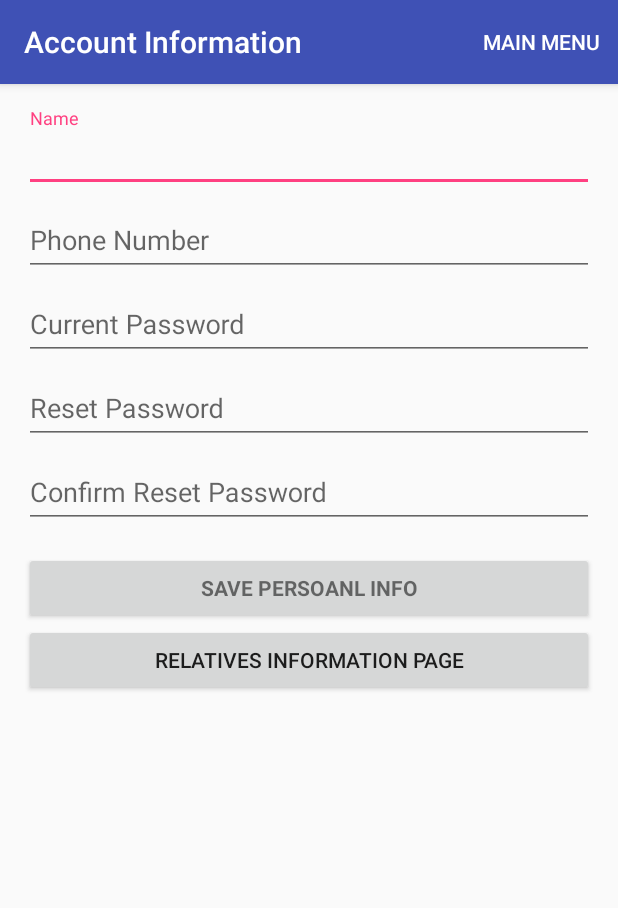
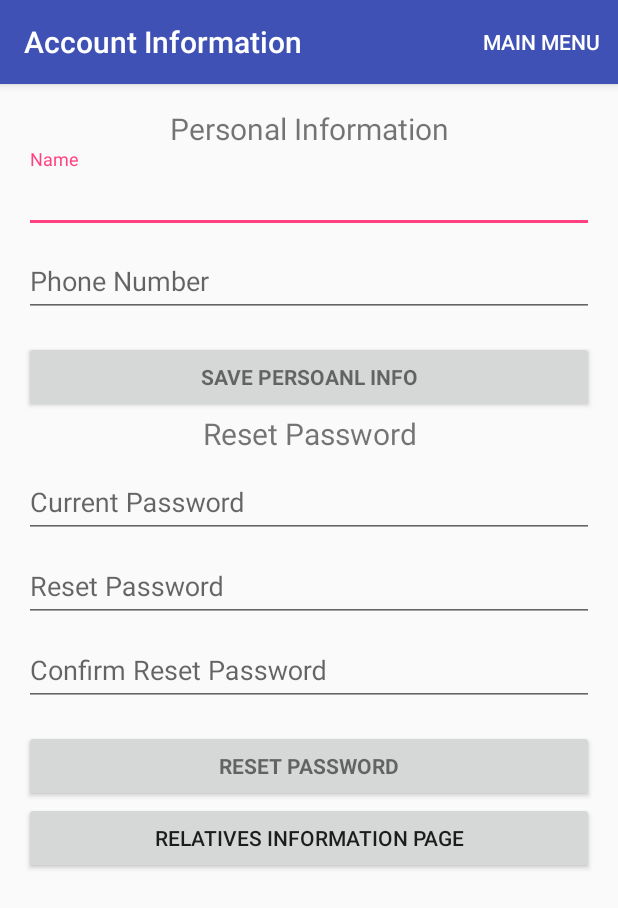
Before and after one commit to nisch100/CallABus, an Android app: the screen it shows after launch (AccountInfo), on a phone screen of 412 x 824 dp. Shown: the top 908 px of the screen. Run offline under Robolectric (Android 15) with nearby library versions, the phone set to English and light mode, and no system bars; our stand-ins replace Firebase (no records; nobody signed in at launch, a user with empty details on screens opened directly); 2 statements that could not run were skipped.

Commit message:
commit 20:00

```diff
--- a/app/src/main/java/com/example/nisch100/call_a_bus/AccountInfo.java
+++ b/app/src/main/java/com/example/nisch100/call_a_bus/AccountInfo.java
@@ -102,6 +102,17 @@ public class AccountInfo extends AppCompatActivity implements LoaderCallbacks<Cu
             }
         });
 
+        // Set button: reset password
+        Button mResetPasswordButton = (Button) findViewById(R.id.reset_password_button);
+        mSaveInfoButton.setOnClickListener(new OnClickListener() {
+            @Override
+            public void onClick(View view) {
+                // we are not doing login so ignore this function
+                // attemptLogin();
+                resetPassword();
+            }
+        });
+
         // Get database an user reference
         firebaseAuth = FirebaseAuth.getInstance();
         databaseReference = FirebaseDatabase.getInstance().getReference();
@@ -156,24 +167,10 @@ public class AccountInfo extends AppCompatActivity implements LoaderCallbacks<Cu
         return super.onOptionsItemSelected(item);
     }
 
-    // Method: save form to Firebase
-    private void saveInfo(){
-        // Store input text as strings
-        String mName = mNameView.getText().toString();
-        String mPhone = mPhoneView.getText().toString();
+    private void resetPassword(){
         String mCurrentPassword = mCurrentPasswordView.getText().toString();
         String mResetPassword = mResetPasswordView.getText().toString();
         String mConfirmPassword = mConfirmPasswordView.getText().toString();
-
-        // Check if inputs are valid. If so, save them to Firebase.
-        if(mName.length() >= 1 && mPhone.length() >= 1) {
-            userReference.child("name").setValue(mName);
-            userReference.child("phone").setValue(mPhone);
-        }
-        else{
-            Toast.makeText(getApplicationContext(), "Both name and phone need to be filled. Please don't leave any field empty", Toast.LENGTH_SHORT).show();
-            return;
-        }
 
         // Reset Password for user
         if(mResetPassword.length() >= 6) {
@@ -223,10 +220,6 @@ public class AccountInfo extends AppCompatActivity implements LoaderCallbacks<Cu
                                 }
                             }
                         });
-
-                // userReference.child("password").setValue("TempPassword");
-                // userReference.child("password").setValue(mPassword);
-                // user.updatePassword(mPassword);
             }
             else{
                 Toast.makeText(getApplicationContext(), "Passwords not matching", Toast.LENGTH_SHORT).show();
@@ -238,6 +231,23 @@ public class AccountInfo extends AppCompatActivity implements LoaderCallbacks<Cu
         }
         else{
             Toast.makeText(getApplicationContext(), "Password length minumum 6 characters", Toast.LENGTH_SHORT).show();
+            return;
+        }
+    }
+
+    // Method: save form to Firebase
+    private void saveInfo(){
+        // Store input text as strings
+        String mName = mNameView.getText().toString();
+        String mPhone = mPhoneView.getText().toString();
+
+        // Check if inputs are valid. If so, save them to Firebase.
+        if(mName.length() >= 1 && mPhone.length() >= 1) {
+            userReference.child("name").setValue(mName);
+            userReference.child("phone").setValue(mPhone);
+        }
+        else{
+            Toast.makeText(getApplicationContext(), "Both name and phone need to be filled. Please don't leave any field empty", Toast.LENGTH_SHORT).show();
             return;
         }
 
@@ -318,7 +328,6 @@ public class AccountInfo extends AppCompatActivity implements LoaderCallbacks<Cu
             emails.add(cursor.getString(ProfileQuery.ADDRESS));
             cursor.moveToNext();
         }
-
         addEmailsToAutoComplete(emails);
     }
 
--- a/app/src/main/java/com/example/nisch100/call_a_bus/ConfirmationActivity.java
+++ b/app/src/main/java/com/example/nisch100/call_a_bus/ConfirmationActivity.java
@@ -198,7 +198,7 @@ public class ConfirmationActivity extends AppCompatActivity {
             public void onDataChange(@NonNull DataSnapshot dataSnapshot) {
                 String rel1Name = (String) dataSnapshot.child("rel1").child("name").getValue();
                 String rel2Name = (String) dataSnapshot.child("rel2").child("name").getValue();
-                String rel3Name = (String) dataSnapshot.child("rel2").child("name").getValue();
+                String rel3Name = (String) dataSnapshot.child("rel3").child("name").getValue();
 
                 for (int j = 0; j < relativeReminders.size(); j++) {
                     if (relativeReminders.get(j).equals(rel1Name)) {
--- a/app/src/main/res/layout/activity_account_info.xml
+++ b/app/src/main/res/layout/activity_account_info.xml
@@ -41,82 +41,14 @@
             android:layout_height="wrap_content"
             android:orientation="vertical">
 
-            <!--
-            <android.support.design.widget.TextInputLayout
+
+            <TextView
+                android:id="@+id/Personal_information"
                 android:layout_width="match_parent"
-                android:layout_height="wrap_content">
-                <AutoCompleteTextView
-                    android:id="@+id/email"
-                    android:layout_width="match_parent"
-                    android:layout_height="wrap_content"
-                    android:hint="@string/prompt_email"
-                    android:inputType="textEmailAddress"
-                    android:maxLines="1"
-                    android:singleLine="true" />
-            </android.support.design.widget.TextInputLayout>
-
-
-            <android.support.design.widget.TextInputLayout
-                android:layout_width="match_parent"
-                android:layout_height="wrap_content">
-                <EditText
-                    android:id="@+id/password"
-                    android:layout_width="match_parent"
-                    android:layout_height="wrap_content"
-                    android:hint="@string/prompt_password"
-                    android:imeActionId="6"
-                    android:imeActionLabel="@string/action_sign_in_short"
-                    android:imeOptions="actionUnspecified"
-                    android:inputType="textPassword"
-                    android:maxLines="1"
-                    android:singleLine="true" />
-            </android.support.design.widget.TextInputLayout>
-
-            -->
-
-            <!--
-            <android.support.design.widget.TextInputLayout
-                android:layout_width="match_parent"
-                android:layout_height="wrap_content">
-                <TextView
-                    android:id="@+id/user_gender"
-                    android:layout_width="match_parent"
-                    android:layout_height="wrap_content"
-                    android:textSize="15dp"
-                    android:text="Gender" />
-                <RadioGroup
-                    android:layout_width="match_parent"
-                    android:layout_height="match_parent">
-                    <RadioButton android:id="@+id/radio_male"
-                        android:layout_width="wrap_content"
-                        android:layout_height="wrap_content"
-                        android:text="male"
-                        android:onClick="onRadioButtonClicked"/>
-                    <RadioButton android:id="@+id/radio_female"
-                        android:layout_width="wrap_content"
-                        android:layout_height="wrap_content"
-                        android:text="female"
-                        android:onClick="onRadioButtonClicked"/>
-                </RadioGroup>
-            </android.support.design.widget.TextInputLayout>
-
-
-            <android.support.design.widget.TextInputLayout
-                android:layout_width="match_parent"
-                android:layout_height="wrap_content">
-                <EditText
-                    android:id="@+id/user_age"
-                    android:layout_width="match_parent"
-                    android:layout_height="wrap_content"
-                    android:hint="Age"
-                    android:imeActionId="6"
-                    android:imeActionLabel="@string/action_sign_in_short"
-                    android:imeOptions="actionUnspecified"
-                    android:inputType="number"
-                    android:maxLines="1"
-                    android:singleLine="true" />
-            </android.support.design.widget.TextInputLayout>
-            -->
+                android:layout_height="wrap_content"
+                android:textSize="20dp"
+                android:gravity="center"
+                android:text="Personal Information" />
 
             <android.support.design.widget.TextInputLayout
                 android:layout_width="match_parent"
@@ -144,6 +76,23 @@
                     android:maxLines="1"
                     android:singleLine="true" />
             </android.support.design.widget.TextInputLayout>
+
+            <Button
+                android:id="@+id/save_personal_info_button"
+                style="?android:textAppearanceSmall"
+                android:layout_width="match_parent"
+                android:layout_height="wrap_content"
+                android:layout_marginTop="16dp"
+                android:text="Save Persoanl Info"
+                android:textStyle="bold" />
+
+            <TextView
+                android:id="@+id/Reset_Password"
+                android:layout_width="match_parent"
+                android:layout_height="wrap_content"
+                android:textSize="20dp"
+                android:gravity="center"
+                android:text="Reset Password" />
 
             <android.support.design.widget.TextInputLayout
                 android:layout_width="match_parent"
@@ -203,13 +152,14 @@
             </android.support.design.widget.TextInputLayout>
             -->
 
+
             <Button
-                android:id="@+id/save_personal_info_button"
+                android:id="@+id/reset_password_button"
                 style="?android:textAppearanceSmall"
                 android:layout_width="match_parent"
                 android:layout_height="wrap_content"
                 android:layout_marginTop="16dp"
-                android:text="Save Persoanl Info"
+                android:text="Reset Password"
                 android:textStyle="bold" />
 
 
```
Also changed, not shown: app/src/main/res/layout/activity_relatives_info.xml (+3 -49 lines).
